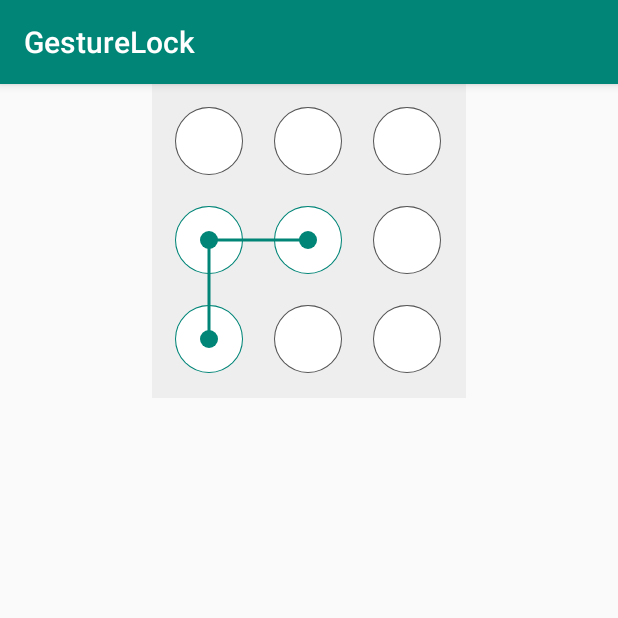
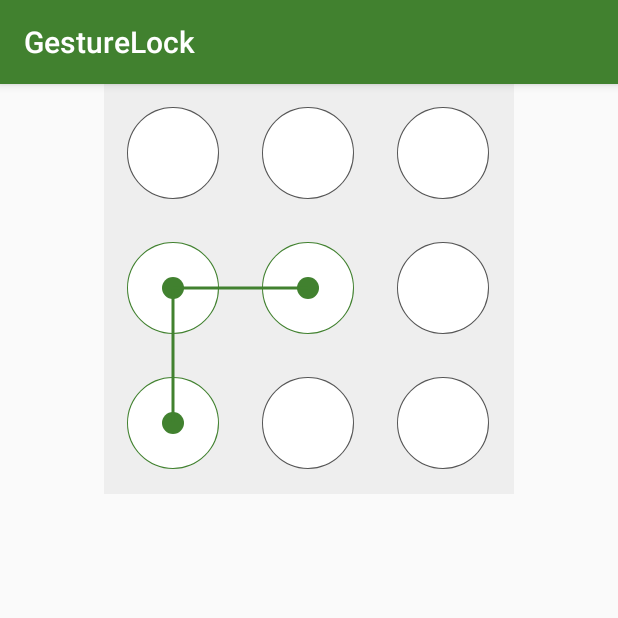
Before and after one commit to niulinguo/GestureLock, an Android app: the screen it shows after launch (MainActivity), on a phone screen of 412 x 824 dp, the top half of it. Run offline under Robolectric (Android 15) with nearby library versions, the phone set to English and light mode, and no system bars.

Commit message:
优化资源

```diff
--- a/app/src/main/java/com/niles/gesturelock/MainActivity.java
+++ b/app/src/main/java/com/niles/gesturelock/MainActivity.java
@@ -16,6 +16,7 @@ public class MainActivity extends AppCompatActivity {
 
         GestureLockView gestureLockView = findViewById(R.id.gesture_lock_view);
         gestureLockView.initNumberList(new byte[]{6, 3, 4});
+//        gestureLockView.setTouchable(false);
         gestureLockView.setGestureLockListener(new CheckPasswordCallback(new byte[]{6, 3, 4, 7}) {
             @Override
             public void onPasswordSuccess() {
--- a/app/src/main/res/color/gesture_lock_circle_border_color.xml
+++ /dev/null
@@ -1,6 +0,0 @@
-<?xml version="1.0" encoding="utf-8"?>
-<selector xmlns:android="http://schemas.android.com/apk/res/android">
-    <item android:color="@color/colorPrimary" android:state_enabled="true" android:state_selected="true"/>
-    <item android:color="@color/red" android:state_selected="true"/>
-    <item android:color="@color/gray"/>
-</selector>
--- a/app/src/main/res/color/gesture_lock_circle_center_color.xml
+++ /dev/null
@@ -1,6 +0,0 @@
-<?xml version="1.0" encoding="utf-8"?>
-<selector xmlns:android="http://schemas.android.com/apk/res/android">
-    <item android:color="@color/colorPrimary" android:state_enabled="true" android:state_selected="true"/>
-    <item android:color="@color/red" android:state_selected="true"/>
-    <item android:color="@color/white"/>
-</selector>
--- a/app/src/main/res/color/gesture_lock_circle_color.xml
+++ /dev/null
@@ -1,6 +0,0 @@
-<?xml version="1.0" encoding="utf-8"?>
-<selector xmlns:android="http://schemas.android.com/apk/res/android">
-    <item android:color="@color/white" android:state_enabled="true" android:state_selected="true"/>
-    <item android:color="#33dd4444" android:state_selected="true"/>
-    <item android:color="@color/white"/>
-</selector>
--- a/app/src/main/res/color/gesture_lock_line_color.xml
+++ /dev/null
@@ -1,5 +0,0 @@
-<?xml version="1.0" encoding="utf-8"?>
-<selector xmlns:android="http://schemas.android.com/apk/res/android">
-    <item android:color="@color/colorPrimary" android:state_enabled="true"/>
-    <item android:color="@color/red"/>
-</selector>
--- a/app/src/main/res/layout/activity_main.xml
+++ b/app/src/main/res/layout/activity_main.xml
@@ -1,7 +1,6 @@
 <?xml version="1.0" encoding="utf-8"?>
 <LinearLayout
     xmlns:android="http://schemas.android.com/apk/res/android"
-    xmlns:app="http://schemas.android.com/apk/res-auto"
     xmlns:tools="http://schemas.android.com/tools"
     android:layout_width="match_parent"
     android:layout_height="match_parent"
@@ -15,15 +14,6 @@
         android:layout_gravity="center_horizontal"
         android:background="#eee"
         android:padding="16dp"
-        app:nlg_circle_border_color="@color/gesture_lock_circle_border_color"
-        app:nlg_circle_border_size="1dp"
-        app:nlg_circle_center_color="@color/gesture_lock_circle_center_color"
-        app:nlg_circle_center_radius="6dp"
-        app:nlg_circle_color="@color/gesture_lock_circle_color"
-        app:nlg_circle_distance="66dp"
-        app:nlg_circle_radius="22dp"
-        app:nlg_line_color="@color/gesture_lock_line_color"
-        app:nlg_line_size="2dp"
         />
 
 </LinearLayout>
--- a/app/src/main/res/values/colors.xml
+++ b/app/src/main/res/values/colors.xml
@@ -1,10 +1,8 @@
 <?xml version="1.0" encoding="utf-8"?>
 <resources>
-    <color name="colorPrimary">#008577</color>
+    <color name="colorPrimary">#41812F</color>
     <color name="colorPrimaryDark">#00574B</color>
     <color name="colorAccent">#D81B60</color>
 
-    <color name="white">#fff</color>
-    <color name="gray">#555</color>
-    <color name="red">#d44</color>
+    <color name="nlg_gesture_lock_primary">@color/colorPrimary</color>
 </resources>
--- a/gesture_lock/src/main/java/com/niles/gesture_lock/CheckPasswordCallback.java
+++ b/gesture_lock/src/main/java/com/niles/gesture_lock/CheckPasswordCallback.java
@@ -30,10 +30,10 @@ public abstract class CheckPasswordCallback implements GestureLockListener {
             view.reset();
             onCancel();
         } else if (isSamePassword(numberList)) {
-            view.setEnabled(true);
+            view.setError(false);
             onPasswordSuccess();
         } else {
-            view.setEnabled(false);
+            view.setError(true);
             onPasswordFailure();
 
             final WeakReference<GestureLockView> weakReference = new WeakReference<>(view);
--- a/gesture_lock/src/main/java/com/niles/gesture_lock/GestureLockView.java
+++ b/gesture_lock/src/main/java/com/niles/gesture_lock/GestureLockView.java
@@ -3,6 +3,7 @@ package com.niles.gesture_lock;
 import android.annotation.SuppressLint;
 import android.content.Context;
 import android.content.res.ColorStateList;
+import android.content.res.Resources;
 import android.content.res.TypedArray;
 import android.graphics.Canvas;
 import android.graphics.Paint;
@@ -51,7 +52,8 @@ public class GestureLockView extends View {
     private Paint mDrawPaint;
     private Point mFingerPoint;
     private GestureLockListener mGestureLockListener;
-    private boolean isAlive = true;
+    private boolean mIsAlive = true;
+    private boolean mTouchable = true;
 
     public GestureLockView(Context context) {
         super(context);
@@ -84,19 +86,46 @@ public class GestureLockView extends View {
 
     private void init(Context context, @Nullable AttributeSet attrs, int defStyleAttr, int defStyleRes) {
 
+        Resources resources = getResources();
+
+        mCircleRadius = resources.getDimensionPixelSize(R.dimen.nlg_gesture_lock_circle_radius);
+        mCircleBorderSize = resources.getDimensionPixelSize(R.dimen.nlg_gesture_lock_circle_border_size);
+        mCircleBorderColor = resources.getColorStateList(R.color.nlg_gesture_lock_circle_border_color);
+        mCircleColor = resources.getColorStateList(R.color.nlg_gesture_lock_circle_color);
+
+        mCircleCenterRadius = mCircleRadius / 4;
+        mCircleCenterColor = resources.getColorStateList(R.color.nlg_gesture_lock_circle_center_color);
+
+        mLineSize = resources.getDimensionPixelSize(R.dimen.nlg_gesture_lock_line_size);
+        mLineColor = resources.getColorStateList(R.color.nlg_gesture_lock_line_color);
+
+        mCircleDistance = mCircleRadius * 3;
+
         if (attrs != null) {
             TypedArray typedArray = context.getTheme().obtainStyledAttributes(attrs, R.styleable.GestureLockView, defStyleAttr, defStyleAttr);
 
             mCircleRadius = typedArray.getDimensionPixelSize(R.styleable.GestureLockView_nlg_circle_radius, mCircleRadius);
             mCircleBorderSize = typedArray.getDimensionPixelSize(R.styleable.GestureLockView_nlg_circle_border_size, mCircleBorderSize);
-            mCircleBorderColor = typedArray.getColorStateList(R.styleable.GestureLockView_nlg_circle_border_color);
-            mCircleColor = typedArray.getColorStateList(R.styleable.GestureLockView_nlg_circle_color);
+            ColorStateList circleBorderColor = typedArray.getColorStateList(R.styleable.GestureLockView_nlg_circle_border_color);
+            if (circleBorderColor != null) {
+                mCircleBorderColor = circleBorderColor;
+            }
+            ColorStateList circleColor = typedArray.getColorStateList(R.styleable.GestureLockView_nlg_circle_color);
+            if (circleColor != null) {
+                mCircleColor = circleColor;
+            }
 
             mCircleCenterRadius = typedArray.getDimensionPixelSize(R.styleable.GestureLockView_nlg_circle_center_radius, mCircleCenterRadius);
-            mCircleCenterColor = typedArray.getColorStateList(R.styleable.GestureLockView_nlg_circle_center_color);
+            ColorStateList circleCenterColor = typedArray.getColorStateList(R.styleable.GestureLockView_nlg_circle_center_color);
+            if (circleCenterColor != null) {
+                mCircleCenterColor = circleCenterColor;
+            }
 
             mLineSize = typedArray.getDimensionPixelSize(R.styleable.GestureLockView_nlg_line_size, mLineSize);
-            mLineColor = typedArray.getColorStateList(R.styleable.GestureLockView_nlg_line_color);
+            ColorStateList lineColor = typedArray.getColorStateList(R.styleable.GestureLockView_nlg_line_color);
+            if (lineColor != null) {
+                mLineColor = lineColor;
+            }
 
             mCircleDistance = typedArray.getDimensionPixelSize(R.styleable.GestureLockView_nlg_circle_distance, mCircleDistance);
 
@@ -124,6 +153,13 @@ public class GestureLockView extends View {
         int height = getPaddingTop() + getPaddingBottom() + 2 * mCircleDistance + 2 * mCircleRadius + mCircleBorderSize;
 
         setMeasuredDimension(width, height);
+    }
+
+    /**
+     * 设置是否可触控
+     */
+    public void setTouchable(boolean touchable) {
+        mTouchable = touchable;
     }
 
     @Override
@@ -252,28 +288,43 @@ public class GestureLockView extends View {
     @SuppressLint("ClickableViewAccessibility")
     @Override
     public boolean onTouchEvent(MotionEvent event) {
+
+        if (!mTouchable) {
+            // 不可触控，不相应TouchEvent
+            return false;
+        }
+
         int action = event.getAction();
         switch (action) {
             case MotionEvent.ACTION_DOWN:
             case MotionEvent.ACTION_MOVE: {
 
-                if (action == MotionEvent.ACTION_DOWN) {
+                Byte nearPoint;
+
+                if (mFingerPoint == null) {
                     reset();
 
-                    if (mGestureLockListener != null) {
-                        mGestureLockListener.onGestureStart(this);
+                    mFingerPoint = new Point(event.getX(), event.getY());
+
+                    // 计算手指点的位置
+                    nearPoint = computerNearPoint(mFingerPoint);
+
+                    if (nearPoint == null) {
+                        // 如果手指没有点到圆上，不相应手势
+                        return false;
+                    } else {
+                        // 手势开始
+                        if (mGestureLockListener != null) {
+                            mGestureLockListener.onGestureStart(this);
+                        }
                     }
+                } else {
+                    mFingerPoint.update(event.getX(), event.getY());
+
+                    // 计算手指是否在某点附近
+                    nearPoint = computerNearPoint(mFingerPoint);
                 }
 
-                // 手指按下，更新手指位置
-                if (mFingerPoint == null) {
-                    mFingerPoint = new Point(event.getX(), event.getY());
-                } else {
-                    mFingerPoint.update(event.getX(), event.getY());
-                }
-
-                // 计算手指是否在某点附近
-                Byte nearPoint = computerNearPoint(mFingerPoint);
                 if (nearPoint != null && !mSelectNumberList.contains(nearPoint)) {
                     // 将点添加进路径中
                     addNumberToList(nearPoint);
@@ -287,6 +338,7 @@ public class GestureLockView extends View {
                 mFingerPoint = null;
 
                 if (mGestureLockListener != null) {
+                    // 手势结束，回调结果
                     mGestureLockListener.onGestureFinish(this, mSelectNumberList.toArray(new Byte[]{}));
                 }
                 break;
@@ -297,6 +349,17 @@ public class GestureLockView extends View {
         return true;
     }
 
+    /**
+     * 设置是否错误
+     * 错误时会显示错误样式
+     */
+    public void setError(boolean error) {
+        setEnabled(!error);
+    }
+
+    /**
+     * 重置
+     */
     public void reset() {
         mSelectNumberList.clear();
         mFingerPoint = null;
@@ -310,28 +373,28 @@ public class GestureLockView extends View {
      * 如果最后一个数字与要加入的数字之间有个中间数字，那么将中间数字加入列表
      */
     private void addNumberToList(byte currNumber) {
-        if (!mSelectNumberList.isEmpty()) {
-            byte lastNumber = mSelectNumberList.get(mSelectNumberList.size() - 1);
-
-            int lastRow = lastNumber / 3;
-            int lastCol = lastNumber % 3;
-
-            int currRow = currNumber / 3;
-            int currCol = currNumber % 3;
-
-            // 判断是否有中间点
-            if ((lastCol + currCol) % 2 == 0 && (lastRow + currRow) % 2 == 0) {
-                int centerCol = (lastCol + currCol) / 2;
-                int centerRow = (lastRow + currRow) / 2;
-
-                byte centerNumber = (byte) (centerRow * 3 + centerCol);
-
-                // 如果中间点不在路径中，先将中间点加入路径
-                if (!mSelectNumberList.contains(centerNumber)) {
-                    mSelectNumberList.add(centerNumber);
-                }
-            }
-        }
+//        if (!mSelectNumberList.isEmpty()) {
+//            byte lastNumber = mSelectNumberList.get(mSelectNumberList.size() - 1);
+//
+//            int lastRow = lastNumber / 3;
+//            int lastCol = lastNumber % 3;
+//
+//            int currRow = currNumber / 3;
+//            int currCol = currNumber % 3;
+//
+//            // 判断是否有中间点
+//            if ((lastCol + currCol) % 2 == 0 && (lastRow + currRow) % 2 == 0) {
+//                int centerCol = (lastCol + currCol) / 2;
+//                int centerRow = (lastRow + currRow) / 2;
+//
+//                byte centerNumber = (byte) (centerRow * 3 + centerCol);
+//
+//                // 如果中间点不在路径中，先将中间点加入路径
+//                if (!mSelectNumberList.contains(centerNumber)) {
+//                    mSelectNumberList.add(centerNumber);
+//                }
+//            }
+//        }
 
         mSelectNumberList.add(currNumber);
     }
@@ -358,21 +421,24 @@ public class GestureLockView extends View {
         return null;
     }
 
+    /**
+     * 用于判断View是否被销毁
+     */
     public boolean isAlive() {
-        return isAlive;
+        return mIsAlive;
     }
 
     @Override
     protected void onDetachedFromWindow() {
         super.onDetachedFromWindow();
 
-        isAlive = false;
+        mIsAlive = false;
     }
 
     @Override
     protected void onAttachedToWindow() {
         super.onAttachedToWindow();
 
-        isAlive = true;
+        mIsAlive = true;
     }
 }
--- /dev/null
+++ b/gesture_lock/src/main/res/color/nlg_gesture_lock_circle_border_color.xml
@@ -0,0 +1,6 @@
+<?xml version="1.0" encoding="utf-8"?>
+<selector xmlns:android="http://schemas.android.com/apk/res/android">
+    <item android:color="@color/nlg_gesture_lock_circle_border_selected" android:state_enabled="true" android:state_selected="true"/>
+    <item android:color="@color/nlg_gesture_lock_circle_border_error" android:state_selected="true"/>
+    <item android:color="@color/nlg_gesture_lock_circle_border"/>
+</selector>
--- /dev/null
+++ b/gesture_lock/src/main/res/color/nlg_gesture_lock_circle_center_color.xml
@@ -0,0 +1,6 @@
+<?xml version="1.0" encoding="utf-8"?>
+<selector xmlns:android="http://schemas.android.com/apk/res/android">
+    <item android:color="@color/nlg_gesture_lock_circle_center_selected" android:state_enabled="true" android:state_selected="true"/>
+    <item android:color="@color/nlg_gesture_lock_circle_center_error" android:state_selected="true"/>
+    <item android:color="@color/nlg_gesture_lock_circle_center"/>
+</selector>
--- /dev/null
+++ b/gesture_lock/src/main/res/color/nlg_gesture_lock_circle_color.xml
@@ -0,0 +1,6 @@
+<?xml version="1.0" encoding="utf-8"?>
+<selector xmlns:android="http://schemas.android.com/apk/res/android">
+    <item android:color="@color/nlg_gesture_lock_circle_selected" android:state_enabled="true" android:state_selected="true"/>
+    <item android:color="@color/nlg_gesture_lock_circle_error" android:state_selected="true"/>
+    <item android:color="@color/nlg_gesture_lock_circle"/>
+</selector>
--- /dev/null
+++ b/gesture_lock/src/main/res/color/nlg_gesture_lock_line_color.xml
@@ -0,0 +1,5 @@
+<?xml version="1.0" encoding="utf-8"?>
+<selector xmlns:android="http://schemas.android.com/apk/res/android">
+    <item android:color="@color/nlg_gesture_lock_line" android:state_enabled="true"/>
+    <item android:color="@color/nlg_gesture_lock_line_error"/>
+</selector>
--- /dev/null
+++ b/gesture_lock/src/main/res/values/colors.xml
@@ -0,0 +1,33 @@
+<?xml version="1.0" encoding="utf-8"?>
+<resources>
+
+    <!--边框色-->
+    <color name="nlg_gesture_lock_border">#555</color>
+    <!--空白色-->
+    <color name="nlg_gesture_lock_empty">#fff</color>
+    <!--主色调-->
+    <color name="nlg_gesture_lock_primary">#008577</color>
+    <!--错误色调-->
+    <color name="nlg_gesture_lock_error">#d44</color>
+    <color name="nlg_gesture_lock_error_trans">#3d44</color>
+
+    <!--外圆边框颜色（正常、选择、出错）-->
+    <color name="nlg_gesture_lock_circle_border">@color/nlg_gesture_lock_border</color>
+    <color name="nlg_gesture_lock_circle_border_selected">@color/nlg_gesture_lock_primary</color>
+    <color name="nlg_gesture_lock_circle_border_error">@color/nlg_gesture_lock_error</color>
+
+    <!--外圆填充颜色（正常、选择、出错）-->
+    <color name="nlg_gesture_lock_circle">@color/nlg_gesture_lock_empty</color>
+    <color name="nlg_gesture_lock_circle_selected">@color/nlg_gesture_lock_empty</color>
+    <color name="nlg_gesture_lock_circle_error">@color/nlg_gesture_lock_error_trans</color>
+
+    <!--内圆颜色（正常、选择、出错）-->
+    <color name="nlg_gesture_lock_circle_center">@color/nlg_gesture_lock_empty</color>
+    <color name="nlg_gesture_lock_circle_center_selected">@color/nlg_gesture_lock_primary</color>
+    <color name="nlg_gesture_lock_circle_center_error">@color/nlg_gesture_lock_error</color>
+
+    <!--线颜色（正常、出错）-->
+    <color name="nlg_gesture_lock_line">@color/nlg_gesture_lock_primary</color>
+    <color name="nlg_gesture_lock_line_error">@color/nlg_gesture_lock_error</color>
+
+</resources>
--- /dev/null
+++ b/gesture_lock/src/main/res/values/dimens.xml
@@ -0,0 +1,10 @@
+<?xml version="1.0" encoding="utf-8"?>
+<resources>
+
+    <!--外圆半径-->
+    <dimen name="nlg_gesture_lock_circle_radius">30dp</dimen>
+    <!--外圆边框宽度-->
+    <dimen name="nlg_gesture_lock_circle_border_size">1dp</dimen>
+    <!--线宽度-->
+    <dimen name="nlg_gesture_lock_line_size">2dp</dimen>
+</resources>
--- a/gesture_lock/src/main/res/values/strings.xml
+++ /dev/null
@@ -1,3 +0,0 @@
-<resources>
-    <string name="app_name">GestureLock</string>
-</resources>
```
Also changed, not shown: gesture_lock/src/main/java/com/niles/gesture_lock/Point.java (+6 -6 lines).
